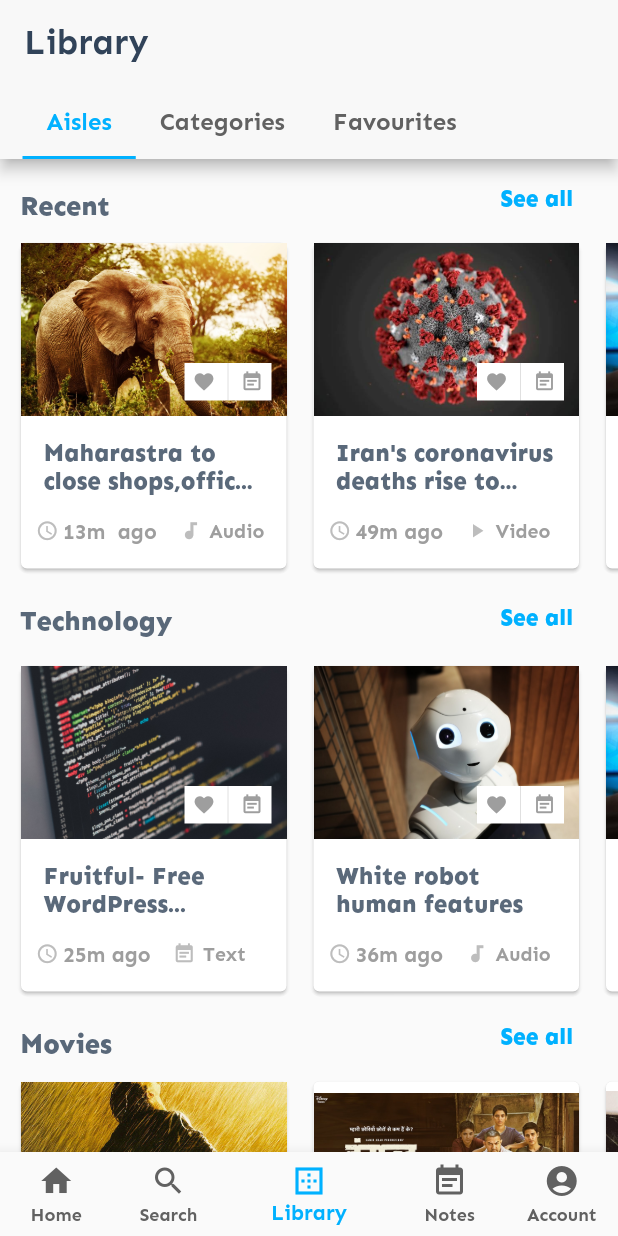
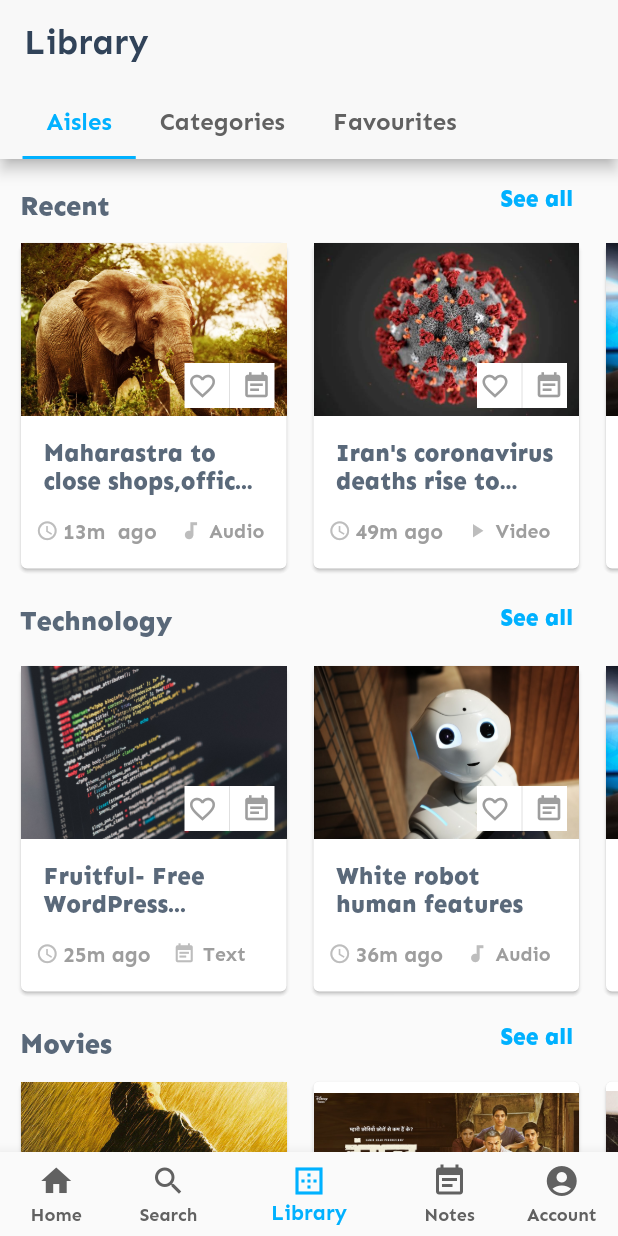
Before and after one commit to ashishdas1997/savay_demo, a Flutter app: the screen it shows after launch, on a phone screen of 412 x 824 dp. Run offline on Flutter 3.47's test engine with Material 2 defaults, Android fonts, the phone set to English and light mode, and no system bars.

Commit message:
Added is Fav option

```diff
--- a/lib/models/article.dart
+++ b/lib/models/article.dart
@@ -7,13 +7,20 @@ class Article{
   final String imageLink;
   final String addedTime;
   final String contentType;
+  bool isFavourite;
 
-  const Article({
+   Article({
     @required this.id,
     @required this.title,
     @required this.imageLink,
     @required this.addedTime,
-    @required this.contentType
+    @required this.contentType,
+    @required this.isFavourite
 });
 
+  void toggleFavouriteStatus(){
+    isFavourite=!isFavourite;
+
+  }
+
 }
--- a/lib/models/article_services.dart
+++ b/lib/models/article_services.dart
@@ -1,7 +1,7 @@
 import 'package:flutter/material.dart';
 import 'article.dart';
 
-const Recent_Articles=const [
+final Recent_Articles=  [
     Article(id: 'r1',
     title: "Maharastra to close shops,offic...",
     imageLink: "images/elephant.jpg",
@@ -26,7 +26,7 @@ const Recent_Articles=const [
   ),
 ];
 
-const Technology_Articles=const[
+final Technology_Articles=[
   Article(id: 't1',
     title: "Fruitful- Free WordPress...",
     imageLink: "images/wordpress.jpg",
@@ -49,7 +49,7 @@ const Technology_Articles=const[
   ),
 ];
 
-const Movie_Articles=const[
+final Movie_Articles=[
   Article(
       id: 'm1',
       title: "The Shawshank Redemption-Mov.. ",
--- a/lib/screens/article_card.dart
+++ b/lib/screens/article_card.dart
@@ -1,11 +1,21 @@
+import 'package:flutter/cupertino.dart';
 import 'package:flutter/material.dart';
+import '../models/article.dart';
 
-class ArticleCard extends StatelessWidget {
+class ArticleCard extends StatefulWidget {
   final String title;
   final String imageLink;
   final String addedTime;
   final String contentType;
+
   ArticleCard(this.title, this.imageLink, this.addedTime, this.contentType);
+
+  @override
+  _ArticleCardState createState() => _ArticleCardState();
+}
+
+class _ArticleCardState extends State<ArticleCard> {
+  bool isFavourite = false;
 
   @override
   Widget build(BuildContext context) {
@@ -23,43 +33,56 @@ class ArticleCard extends StatelessWidget {
                     Stack(
                       children: <Widget>[
                         Image.asset(
-                        imageLink,
+                          widget.imageLink,
                           width: 195,
                           height: 115,
                           fit: BoxFit.fitWidth,
                         ),
                         Positioned(
                           bottom: 5,
-                      right: 5,
+                          right: 8,
                           child: Container(
-                        padding: EdgeInsets.only(left: 5, right: 5),
-                        margin: EdgeInsets.only(right: 5, bottom: 5),
-                        height: 25,
-                        width: 58,
                             color: Colors.white,
+                            //margin: EdgeInsets.only( bottom: 5),
+                            height: 30,
+                            width: 60,
                             child: Row(
-                          mainAxisAlignment: MainAxisAlignment.spaceEvenly,
+                                mainAxisAlignment: MainAxisAlignment.center,
+                                crossAxisAlignment: CrossAxisAlignment.stretch,
                                 children: <Widget>[
-                            Icon(
-                            Icons.favorite,
+                                  Container(
+                                    padding: EdgeInsets.all(0.0),
+                                    child: GestureDetector(
+                                      child: Icon(
+                                        (isFavourite
+                                            ? Icons.favorite
+                                            : Icons.favorite_border),
                                         color: Colors.grey,
-                              size: 15,
+                                        size: 20,
+                                      ),
+                                      onTap: () => toggleFavouriteStatus(),
+                                    ),
                                   ),
                                   VerticalDivider(),
-                            Icon(
+                                  GestureDetector(
+                                    child: Icon(
                                       Icons.event_note,
                                       color: Colors.grey,
-                              size: 15,
+                                      size: 20,
+                                    ),
+                                    //constraints: BoxConstraints.tight(Size(15, 25)),
                                   )
-                        ],),
+                                ]),
                           ),
+                        ),
+                      ],
                     ),
                   ],
                 ),
                 Padding(
                   padding: EdgeInsets.all(15),
                   child: Text(
-                        title,
+                    widget.title,
                     style: TextStyle(
                         fontSize: 16,
                         color: Color.fromRGBO(49, 67, 89, 0.8),
@@ -80,42 +103,49 @@ class ArticleCard extends StatelessWidget {
                         width: 3,
                       ),
                       Text(
-                            addedTime,
+                        widget.addedTime,
                         style: TextStyle(fontSize: 14, color: Colors.grey),
                       ),
                       SizedBox(
                         width: 15,
                       ),
-                           (contentType== 'Audio')?Icon(
+                      (widget.contentType == 'Audio')
+                          ? Icon(
                               Icons.audiotrack,
                               size: 15,
                               color: Colors.grey.shade400,
                             )
-                          : (contentType=='Video')? Icon(
+                          : (widget.contentType == 'Video')
+                              ? Icon(
                                   Icons.play_arrow,
                                   size: 15,
                                   color: Colors.grey.shade400,
                                 )
-                          :Icon(
+                              : Icon(
                                   Icons.event_note,
                                   size: 15,
                                   color: Colors.grey.shade400,
                                 ),
                       SizedBox(
-                            width:5 ,
+                        width: 5,
                       ),
                       Text(
-                            contentType,
+                        widget.contentType,
                         style: TextStyle(fontSize: 13, color: Colors.grey),
                       )
                     ],
                   ),
-                    ), ],
-
                 ),
-                ],)
+              ],
             ),
-          ),
+          )),
     );
   }
+
+  void toggleFavouriteStatus() {
+    setState(() {
+      isFavourite = !isFavourite;
+    });
   }
+
+}
--- a/lib/screens/article_screen.dart
+++ b/lib/screens/article_screen.dart
@@ -88,7 +88,7 @@ class ArticleScreen extends StatelessWidget {
                         artData.title,
                         artData.imageLink,
                         artData.addedTime,
-                      artData.contentType
+                      artData.contentType,
 
                     ),
                   ).toList(),
@@ -130,7 +130,7 @@ class ArticleScreen extends StatelessWidget {
                           techData.title,
                       techData.imageLink,
                       techData.addedTime,
-                  techData.contentType
+                  techData.contentType,
                   ))
                       .toList(),
                 ),
@@ -167,7 +167,7 @@ class ArticleScreen extends StatelessWidget {
                       movieData.title,
                       movieData.imageLink,
                       movieData.addedTime,
-                      movieData.contentType
+                      movieData.contentType,
                   ))
                       .toList(),
                 ),
```
Lines whose indentation alone changed are shown as unchanged.
